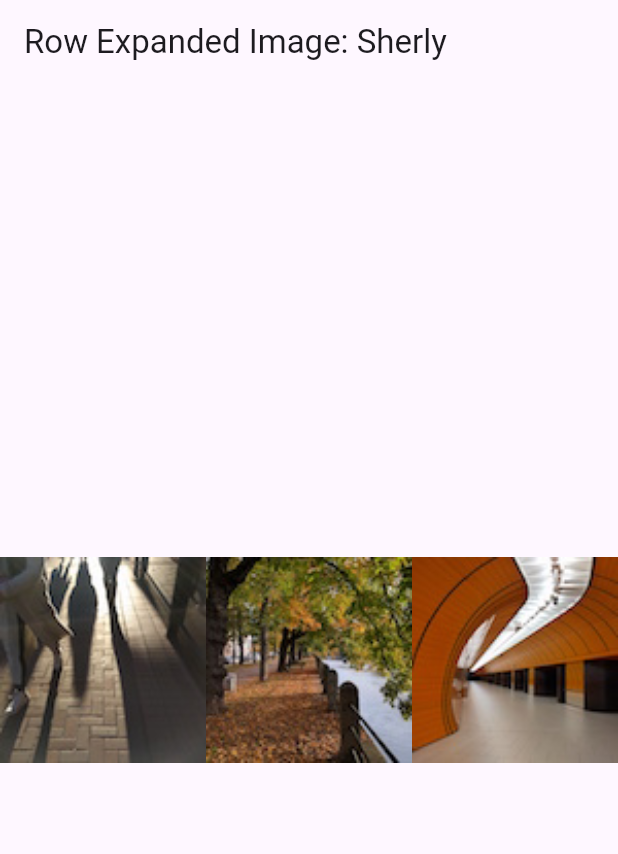
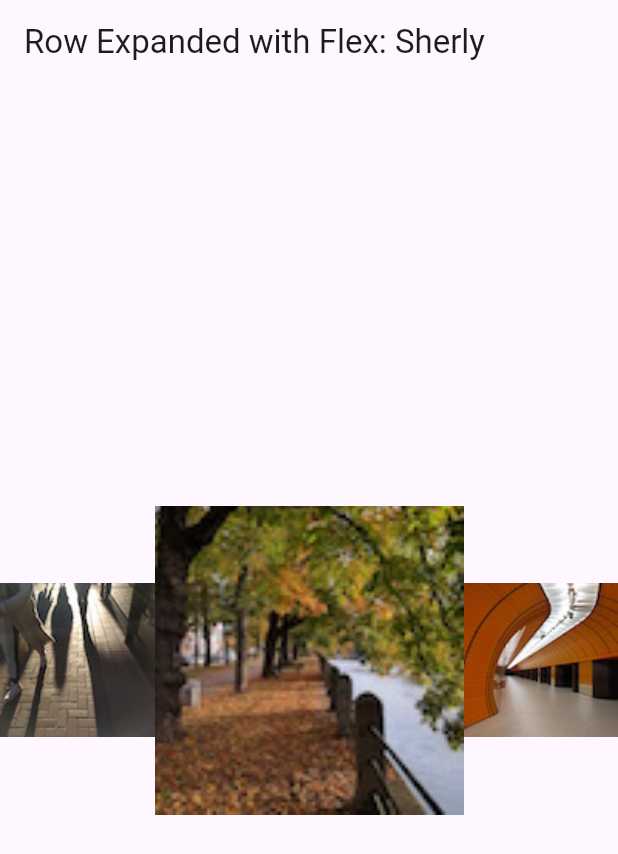
Before and after one commit to sherlyazkiah/basic_layout_flutter, a Flutter app: the screen it shows after launch, on a phone screen of 412 x 824 dp. Shown: the top 854 px of the screen. Run offline on Flutter 3.47's test engine with Material 3 defaults, Android fonts, the phone set to English and light mode, and no system bars.

Commit message:
row expanded with flex

```diff
--- a/lib/main.dart
+++ b/lib/main.dart
@@ -9,7 +9,7 @@ class MyApp extends StatelessWidget {
 
   @override
   Widget build(BuildContext context) {
-    const String appTitle = 'Row Expanded Image: Sherly';
+    const String appTitle = 'Row Expanded with Flex: Sherly';
     return MaterialApp(
       title: appTitle,
       home: Scaffold(
@@ -27,7 +27,7 @@ Widget buildRow() =>
         crossAxisAlignment: CrossAxisAlignment.center,
         children: [
           Expanded(child: Image.asset('images/pic1.jpg', fit: BoxFit.cover)),
-          Expanded(child: Image.asset('images/pic2.jpg', fit: BoxFit.cover)),
+          Expanded(flex: 2, child: Image.asset('images/pic2.jpg', fit: BoxFit.cover)),
           Expanded(child: Image.asset('images/pic3.jpg', fit: BoxFit.cover)),
         ],
       );
```
Also changed, not shown: img/expanded_flex.png (added).
